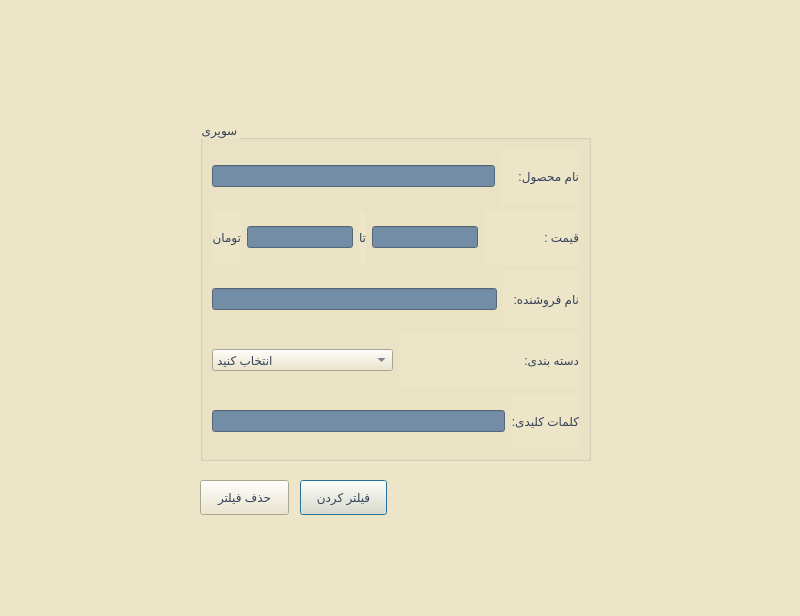
First picture: the form in Project_Ap/super_filter.ui, repository AP-projects-4001/metagoofill, before the edit.
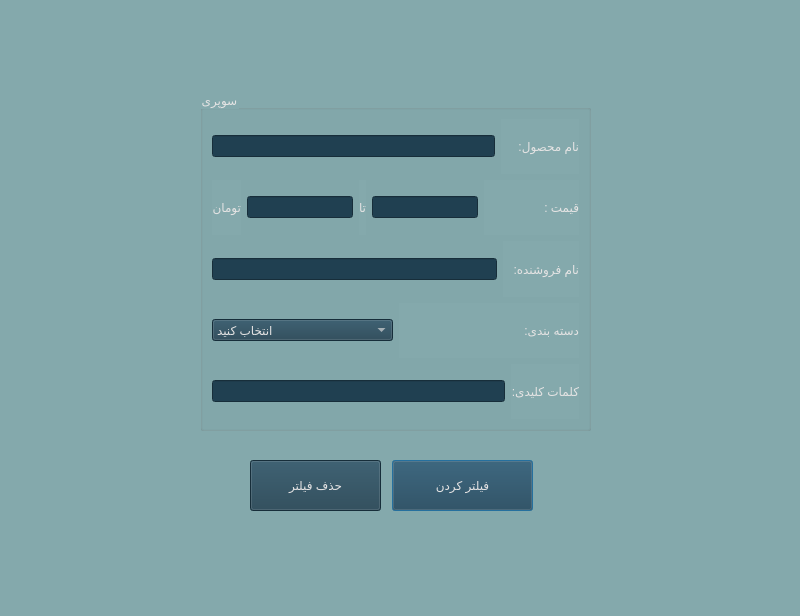
Second picture: the form after the edit.

Commit message: changing colors and Completing the program ui

Diff of the .ui file:
```diff
--- a/Project_Ap/super_filter.ui
+++ b/Project_Ap/super_filter.ui
@@ -14,20 +14,20 @@
    <string>Dialog</string>
   </property>
   <property name="styleSheet">
-   <string notr="true">background-color: rgb(236, 229, 199);
-</string>
+   <string notr="true">background-color: rgb(132, 169, 172);</string>
   </property>
   <widget class="QPushButton" name="pushButton_2">
    <property name="geometry">
     <rect>
-     <x>300</x>
-     <y>480</y>
-     <width>87</width>
-     <height>35</height>
+     <x>392</x>
+     <y>460</y>
+     <width>141</width>
+     <height>51</height>
     </rect>
    </property>
    <property name="styleSheet">
-    <string notr="true">color: rgb(53, 66, 89);
+    <string notr="true">background-color: rgb(32, 64, 81);
+color: rgb(228, 227, 227);
 font: 11pt &quot;Lalezar&quot;;</string>
    </property>
    <property name="text">
@@ -38,14 +38,14 @@
    <property name="geometry">
     <rect>
      <x>200</x>
-     <y>120</y>
+     <y>90</y>
      <width>391</width>
      <height>341</height>
     </rect>
    </property>
    <property name="styleSheet">
-    <string notr="true">font: 12pt &quot;Lalezar&quot;;
-color: rgb(53, 66, 89);
+    <string notr="true">font: 16pt &quot;Lalezar&quot;;
+color: rgb(228, 227, 227);
 </string>
    </property>
    <property name="title">
@@ -57,7 +57,9 @@
       <item>
        <widget class="QLineEdit" name="lineEdit">
         <property name="styleSheet">
-         <string notr="true">background-color: rgb(116, 141, 166);</string>
+         <string notr="true">background-color: rgb(32, 64, 81);
+color: rgb(228, 227, 227);
+font: 11pt &quot;Lalezar&quot;;</string>
         </property>
         <property name="text">
          <string/>
@@ -67,8 +69,9 @@
       <item>
        <widget class="QLabel" name="label">
         <property name="styleSheet">
-         <string notr="true">color: rgb(53, 66, 89);
-font: 11pt &quot;Lalezar&quot;;</string>
+         <string notr="true">font: 12pt &quot;Lalezar&quot;;
+color: rgb(228, 227, 227);
+</string>
         </property>
         <property name="text">
          <string>نام محصول:     </string>
@@ -82,8 +85,9 @@
       <item>
        <widget class="QLabel" name="label_6">
         <property name="styleSheet">
-         <string notr="true">color: rgb(53, 66, 89);
-font: 11pt &quot;Lalezar&quot;;</string>
+         <string notr="true">font: 12pt &quot;Lalezar&quot;;
+color: rgb(228, 227, 227);
+</string>
         </property>
         <property name="text">
          <string>تومان</string>
@@ -93,7 +97,9 @@
       <item>
        <widget class="QLineEdit" name="lineEdit_5">
         <property name="styleSheet">
-         <string notr="true">background-color: rgb(116, 141, 166);</string>
+         <string notr="true">background-color: rgb(32, 64, 81);
+color: rgb(228, 227, 227);
+font: 11pt &quot;Lalezar&quot;;</string>
         </property>
         <property name="text">
          <string/>
@@ -103,8 +109,9 @@
       <item>
        <widget class="QLabel" name="label_5">
         <property name="styleSheet">
-         <string notr="true">color: rgb(53, 66, 89);
-font: 11pt &quot;Lalezar&quot;;</string>
+         <string notr="true">font: 12pt &quot;Lalezar&quot;;
+color: rgb(228, 227, 227);
+</string>
         </property>
         <property name="text">
          <string>تا</string>
@@ -114,7 +121,9 @@
       <item>
        <widget class="QLineEdit" name="lineEdit_2">
         <property name="styleSheet">
-         <string notr="true">background-color: rgb(116, 141, 166);</string>
+         <string notr="true">background-color: rgb(32, 64, 81);
+color: rgb(228, 227, 227);
+font: 11pt &quot;Lalezar&quot;;</string>
         </property>
         <property name="text">
          <string/>
@@ -124,8 +133,9 @@
       <item>
        <widget class="QLabel" name="label_2">
         <property name="styleSheet">
-         <string notr="true">color: rgb(53, 66, 89);
-font: 11pt &quot;Lalezar&quot;;</string>
+         <string notr="true">font: 12pt &quot;Lalezar&quot;;
+color: rgb(228, 227, 227);
+</string>
         </property>
         <property name="text">
          <string>قیمت :                  </string>
@@ -139,7 +149,9 @@
       <item>
        <widget class="QLineEdit" name="lineEdit_3">
         <property name="styleSheet">
-         <string notr="true">background-color: rgb(116, 141, 166);</string>
+         <string notr="true">background-color: rgb(32, 64, 81);
+color: rgb(228, 227, 227);
+font: 11pt &quot;Lalezar&quot;;</string>
         </property>
         <property name="text">
          <string/>
@@ -149,8 +161,9 @@
       <item>
        <widget class="QLabel" name="label_3">
         <property name="styleSheet">
-         <string notr="true">color: rgb(53, 66, 89);
-font: 11pt &quot;Lalezar&quot;;</string>
+         <string notr="true">font: 12pt &quot;Lalezar&quot;;
+color: rgb(228, 227, 227);
+</string>
         </property>
         <property name="text">
          <string>نام فروشنده:   </string>
@@ -163,6 +176,11 @@
      <layout class="QHBoxLayout" name="horizontalLayout">
       <item>
        <widget class="QComboBox" name="comboBox">
+        <property name="styleSheet">
+         <string notr="true">background-color: rgb(32, 64, 81);
+color: rgb(228, 227, 227);
+font: 11pt &quot;Lalezar&quot;;</string>
+        </property>
         <item>
          <property name="text">
           <string>انتخاب کنید</string>
@@ -208,8 +226,9 @@
       <item>
        <widget class="QLabel" name="label_4">
         <property name="styleSheet">
-         <string notr="true">color: rgb(53, 66, 89);
-font: 11pt &quot;Lalezar&quot;;</string>
+         <string notr="true">font: 12pt &quot;Lalezar&quot;;
+color: rgb(228, 227, 227);
+</string>
         </property>
         <property name="text">
          <string>دسته بندی: </string>
@@ -223,7 +242,9 @@
       <item>
        <widget class="QLineEdit" name="lineEdit_6">
         <property name="styleSheet">
-         <string notr="true">background-color: rgb(116, 141, 166);</string>
+         <string notr="true">background-color: rgb(32, 64, 81);
+color: rgb(228, 227, 227);
+font: 11pt &quot;Lalezar&quot;;</string>
         </property>
         <property name="text">
          <string/>
@@ -233,8 +254,9 @@
       <item>
        <widget class="QLabel" name="label_7">
         <property name="styleSheet">
-         <string notr="true">color: rgb(53, 66, 89);
-font: 11pt &quot;Lalezar&quot;;</string>
+         <string notr="true">font: 12pt &quot;Lalezar&quot;;
+color: rgb(228, 227, 227);
+</string>
         </property>
         <property name="text">
          <string>کلمات کلیدی:</string>
@@ -248,14 +270,15 @@
   <widget class="QPushButton" name="pushButton">
    <property name="geometry">
     <rect>
-     <x>200</x>
-     <y>480</y>
-     <width>89</width>
-     <height>35</height>
+     <x>250</x>
+     <y>460</y>
+     <width>131</width>
+     <height>51</height>
     </rect>
    </property>
    <property name="styleSheet">
-    <string notr="true">color: rgb(53, 66, 89);
+    <string notr="true">background-color: rgb(32, 64, 81);
+color: rgb(228, 227, 227);
 font: 11pt &quot;Lalezar&quot;;</string>
    </property>
    <property name="text">
```
The commit also changes 37 other files.
